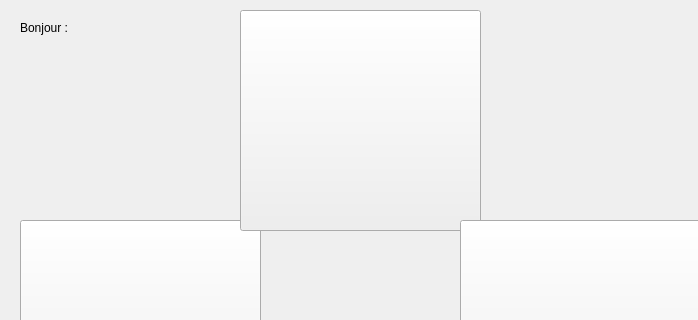
Above: secretaryinterface.ui from yassinourkia/EasyCab before the change; both pictures show x 0 to 698 and y 0 to 320 of the 698 by 459 pixel window. Below: the same form after it.
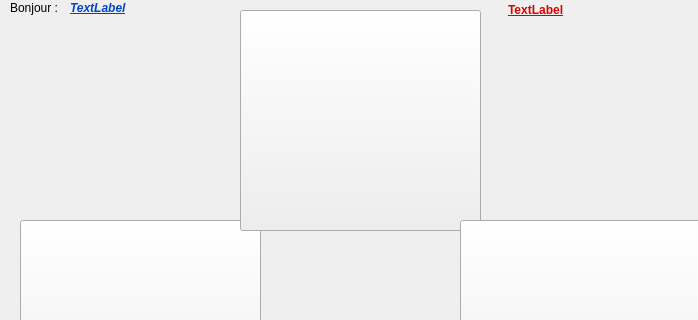
That is the form after the change.

Diff of the .ui file:
```diff
--- a/secretaryinterface.ui
+++ b/secretaryinterface.ui
@@ -64,8 +64,8 @@
   <widget class="QLabel" name="label">
    <property name="geometry">
     <rect>
-     <x>20</x>
-     <y>20</y>
+     <x>10</x>
+     <y>0</y>
      <width>59</width>
      <height>16</height>
     </rect>
@@ -74,6 +74,47 @@
     <string>Bonjour : </string>
    </property>
   </widget>
+  <widget class="QLabel" name="date">
+   <property name="geometry">
+    <rect>
+     <x>508</x>
+     <y>0</y>
+     <width>121</width>
+     <height>20</height>
+    </rect>
+   </property>
+   <property name="font">
+    <font>
+     <weight>75</weight>
+     <italic>false</italic>
+     <bold>true</bold>
+     <underline>true</underline>
+    </font>
+   </property>
+   <property name="styleSheet">
+    <string notr="true">color: rgb(252, 1, 7);</string>
+   </property>
+   <property name="text">
+    <string>&lt;html&gt;&lt;head/&gt;&lt;body&gt;&lt;p&gt;&lt;span style=&quot; color:#dd0000;&quot;&gt;TextLabel&lt;/span&gt;&lt;/p&gt;&lt;/body&gt;&lt;/html&gt;</string>
+   </property>
+  </widget>
+  <widget class="QLabel" name="user">
+   <property name="geometry">
+    <rect>
+     <x>70</x>
+     <y>0</y>
+     <width>81</width>
+     <height>16</height>
+    </rect>
+   </property>
+   <property name="styleSheet">
+    <string notr="true">color: rgb(0, 0, 255);
+font: 13pt &quot;.SF NS Text&quot;;</string>
+   </property>
+   <property name="text">
+    <string>&lt;html&gt;&lt;head/&gt;&lt;body&gt;&lt;p&gt;&lt;span style=&quot; font-weight:600; font-style:italic; text-decoration: underline; color:#0044cd;&quot;&gt;TextLabel&lt;/span&gt;&lt;/p&gt;&lt;/body&gt;&lt;/html&gt;</string>
+   </property>
+  </widget>
  </widget>
  <resources/>
  <connections/>
```
